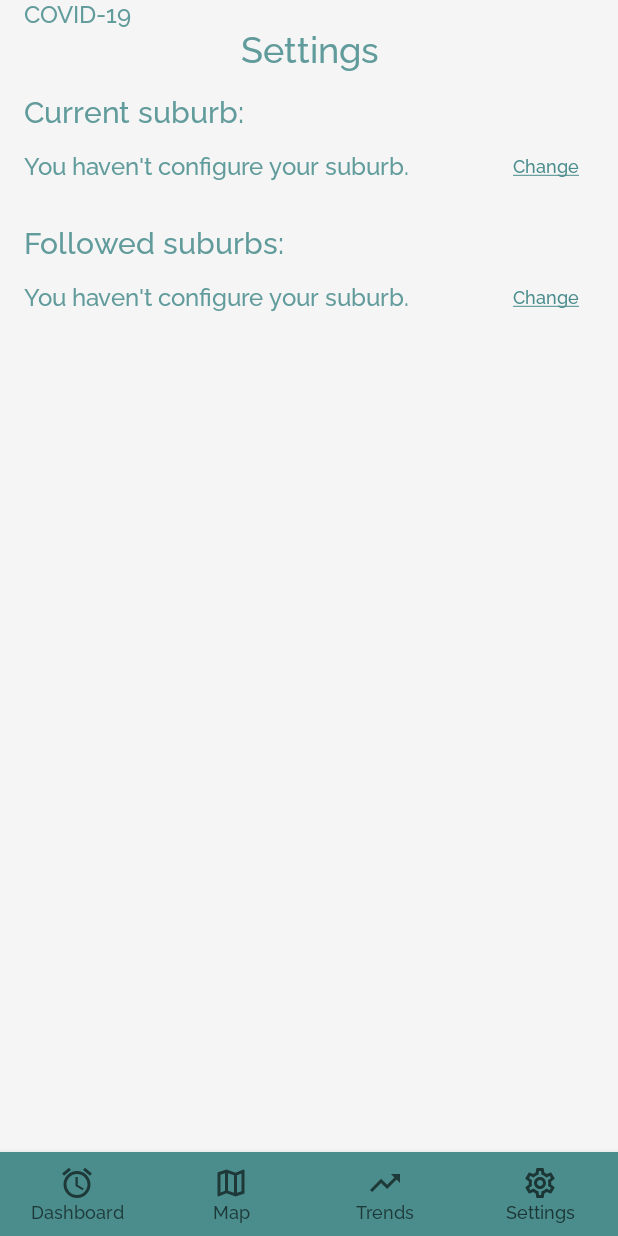
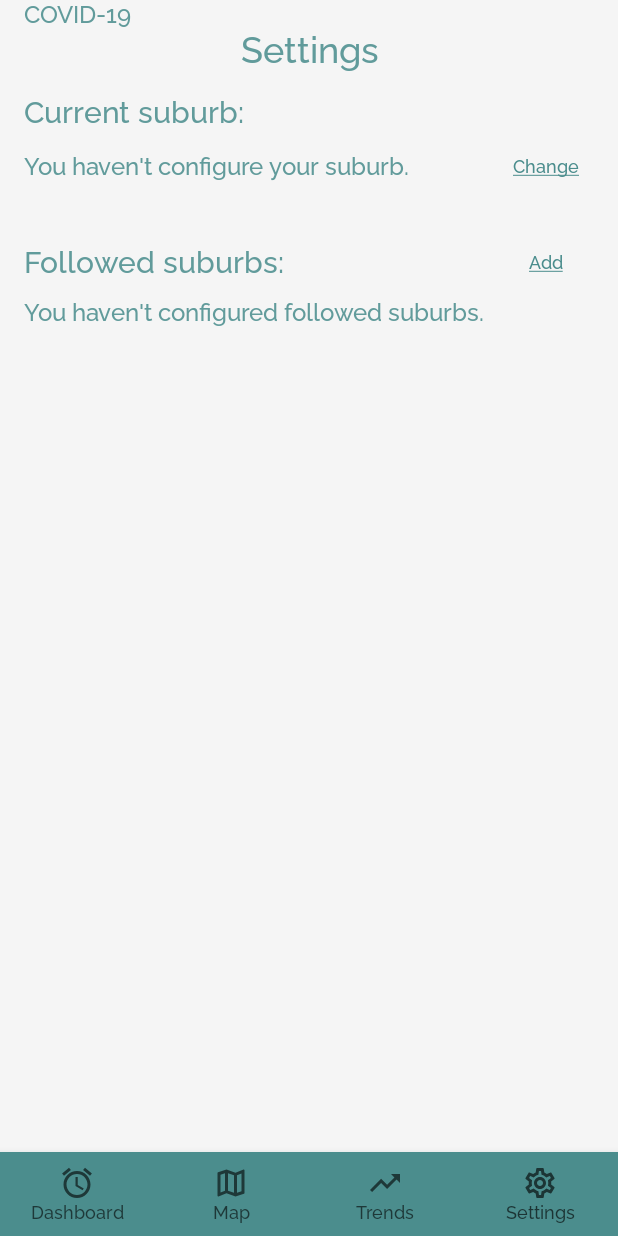
Before and after one commit to hongwei-bai/covid-suburb-au-android, an Android app built with Jetpack Compose: the MainScreen screen opened through its navigation route, item 4 of the bottom bar chosen, on a phone screen of 412 x 824 dp. Run offline under Robolectric (Android 15) with nearby library versions, the phone set to English and light mode, and no system bars; our stand-ins replace Dagger/Hilt's generated code, Room's generated code, accompanist, livedata-compose; 1 statement that could not run was skipped.

Commit message:
settings followed suburbs ui

```diff
--- a/app/src/main/java/com/bhw/covid_suburb_au/view/settings/FollowedSuburbsSetting.kt
+++ b/app/src/main/java/com/bhw/covid_suburb_au/view/settings/FollowedSuburbsSetting.kt
@@ -4,7 +4,6 @@ import androidx.compose.foundation.layout.Arrangement
 import androidx.compose.foundation.layout.Row
 import androidx.compose.foundation.layout.fillMaxWidth
 import androidx.compose.foundation.layout.wrapContentWidth
-import androidx.compose.material.AlertDialog
 import androidx.compose.material.MaterialTheme
 import androidx.compose.material.Text
 import androidx.compose.material.TextButton
@@ -25,67 +24,66 @@ import com.bhw.covid_suburb_au.viewmodel.SettingsViewModel
 fun FollowedSuburbsSetting() {
     val viewModel = hiltViewModel<SettingsViewModel>()
 
-    val mySuburb = viewModel.suburb.observeAsState().value
+    val followedSuburbs = viewModel.followedSuburbs.observeAsState().value
     val displaySuburbPickerDialog = remember { mutableStateOf(false) }
     val displayConfirmUpdateSuburbDialog = remember { mutableStateOf(false) }
 
     val newSuburb: MutableState<String?> = remember { mutableStateOf(null) }
 
-    Text(
-        text = stringResource(R.string.followed_suburbs),
-        style = MaterialTheme.typography.h6
-    )
+    val isNotEmpty = followedSuburbs?.isNullOrEmpty() == false
+
     Row(
         modifier = Modifier.fillMaxWidth(),
         verticalAlignment = Alignment.CenterVertically,
         horizontalArrangement = Arrangement.SpaceBetween
     ) {
-        mySuburb?.let {
-            Text(text = mySuburb)
-        } ?: Text(text = stringResource(R.string.configure_your_suburb))
+        Text(
+            text = stringResource(R.string.followed_suburbs),
+            style = MaterialTheme.typography.h6
+        )
         TextButton(
-            onClick = { displaySuburbPickerDialog.value = true }
+            onClick = { }
         ) {
             Text(
-                text = stringResource(id = R.string.change),
+                text = stringResource(id = R.string.add),
                 style = MaterialTheme.typography.overline,
                 textDecoration = TextDecoration.Underline,
                 modifier = Modifier.wrapContentWidth()
             )
         }
+    }
+    Row(
+        modifier = Modifier.fillMaxWidth(),
+        verticalAlignment = Alignment.CenterVertically,
+        horizontalArrangement = Arrangement.SpaceBetween
+    ) {
+        if (isNotEmpty) {
+            followedSuburbs?.forEach { (postcode, briefName) ->
+                Row(
+                    verticalAlignment = Alignment.CenterVertically,
+                    horizontalArrangement = Arrangement.SpaceBetween
+                ) {
+                    Text(text = "$postcode $briefName")
+                    TextButton(
+                        onClick = { }
+                    ) {
+                        Text(
+                            text = stringResource(id = R.string.delete),
+                            style = MaterialTheme.typography.overline,
+                            textDecoration = TextDecoration.Underline,
+                            modifier = Modifier.wrapContentWidth()
+                        )
+                    }
+                }
+            }
+        } else {
+            Text(text = stringResource(R.string.configure_your_followed_suburbs))
+        }
+
         if (displaySuburbPickerDialog.value) {
             SuburbPickerDialog {
                 displaySuburbPickerDialog.value = false
                 newSuburb.value = it
-                mySuburb?.let {
-                    displayConfirmUpdateSuburbDialog.value = true
-                } ?: newSuburb.value?.let { newSuburbValue ->
-                    viewModel.setMySuburb(newSuburbValue)
-                }
-            }
-        }
-        if (displayConfirmUpdateSuburbDialog.value) {
-            mySuburb?.let {
-                newSuburb.value?.let { newSuburbValue ->
-                    AlertDialog(
-                        onDismissRequest = { displayConfirmUpdateSuburbDialog.value = false },
-                        title = { Text(text = stringResource(id = R.string.replace_suburb_title)) },
-                        text = { Text(text = stringResource(id = R.string.replace_suburb_message, mySuburb, newSuburbValue)) },
-                        confirmButton = {
-                            TextButton(onClick = {
-                                viewModel.setMySuburb(newSuburbValue)
-                                displayConfirmUpdateSuburbDialog.value = false
-                            }) {
-                                Text(text = stringResource(id = R.string.update))
-                            }
-                        },
-                        dismissButton = {
-                            TextButton(onClick = { displayConfirmUpdateSuburbDialog.value = false }) {
-                                Text(text = stringResource(id = R.string.cancel))
-                            }
-                        }
-                    )
-                }
             }
         }
     }
--- a/app/src/main/java/com/bhw/covid_suburb_au/viewmodel/SettingsViewModel.kt
+++ b/app/src/main/java/com/bhw/covid_suburb_au/viewmodel/SettingsViewModel.kt
@@ -17,6 +17,26 @@ class SettingsViewModel @Inject constructor(
     private val settingsRepository: SettingsRepository
 ) : ViewModel() {
     val isRefreshing: MutableLiveData<Boolean> = MutableLiveData(false)
+
+    val myPostcode: LiveData<Long?> =
+        settingsRepository.getPersonalSettings().map {
+            it.myPostcode
+        }.asLiveData(Dispatchers.IO + covidExceptionHandler)
+
+    val followedSuburbs: LiveData<List<Pair<Long, String>>?> =
+        settingsRepository.getPersonalSettings().map {
+            it.followedPostcodes.mapNotNull { postcode ->
+                auPostcodeRepository.getPostcode(postcode)?.suburbs
+                    ?.map { entity ->
+                        entity.suburb
+                    }?.let { suburbs ->
+                        AuSuburbHelper.getSuburbBrief(suburbs)?.let { briefName ->
+                            Pair(postcode, briefName)
+                        }
+
+                    }
+            }
+        }.asLiveData(Dispatchers.IO + covidExceptionHandler)
 
     val suburb: LiveData<String?> =
         settingsRepository.getPersonalSettings().map {
--- a/app/src/main/res/values/strings.xml
+++ b/app/src/main/res/values/strings.xml
@@ -22,4 +22,8 @@
     <string name="cancel">Cancel</string>
 
     <string name="followed_suburbs">Followed suburbs:</string>
+    <string name="configure_your_followed_suburbs">You haven\'t configured followed suburbs.</string>
+    <string name="delete">Delete</string>
+    <string name="add">Add</string>
+    <string name="add_now">Add now</string>
 </resources>
```
Also changed, not shown: app/src/main/java/com/bhw/covid_suburb_au/view/settings/FollowedSuburbsMultipleSelectionDialog.kt (added, +49 -0 lines).
